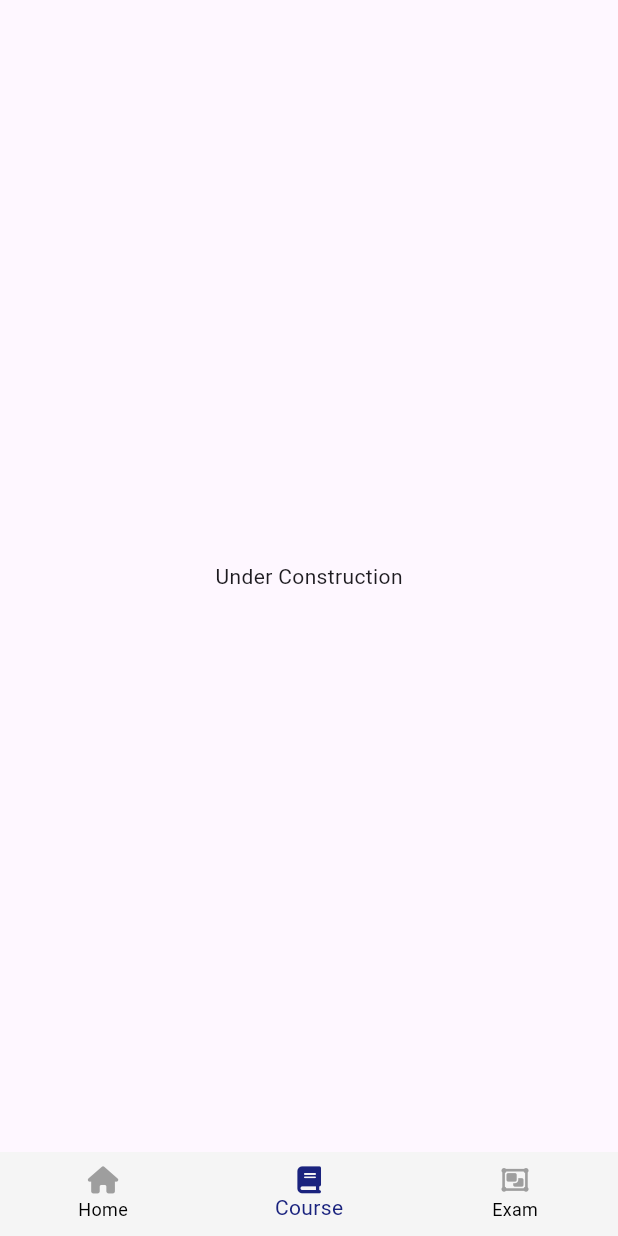
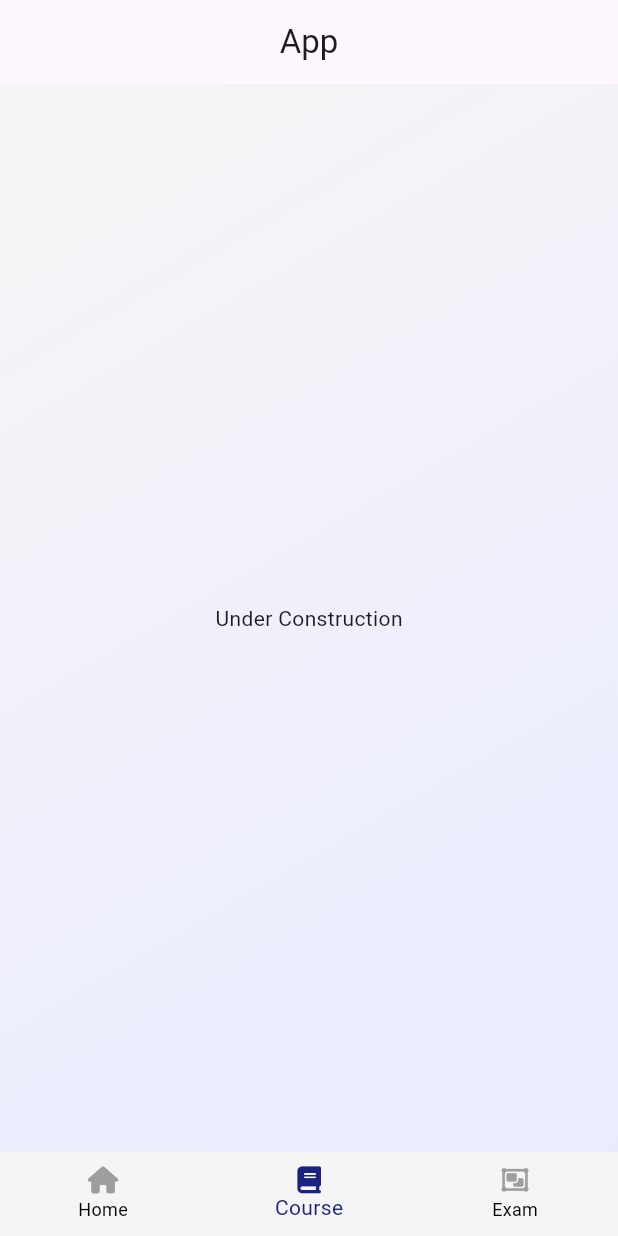
Before and after one commit to mdarafat1570/K-PathShala, a Flutter app: the screen it shows after launch, item 2 of the bottom bar chosen, on a phone screen of 412 x 824 dp. Run offline on Flutter 3.47's test engine with Material 3 defaults, Android fonts, the light colour scheme and no system bars; our stand-ins replace font_awesome_flutter; missing offline and left inert: custom_button_builder.

Commit message:
Liner gradient and color fix

```diff
--- /dev/null
+++ b/lib/Page/Gradientbackground.dart
@@ -0,0 +1,25 @@
+import 'package:flutter/material.dart';
+import 'package:kpathshala/app_theme/app_color.dart';
+
+class GradientBackground extends StatelessWidget {
+  final Widget child;
+
+  const GradientBackground({required this.child, Key? key}) : super(key: key);
+
+  @override
+  Widget build(BuildContext context) {
+    return Container(
+      decoration: const BoxDecoration(
+        gradient: LinearGradient(
+          colors: [
+            AppColor.lightGray, // Start color
+            AppColor.smokeWhite, // End color
+          ],
+          begin: Alignment.topLeft,
+          end: Alignment.bottomRight,
+        ),
+      ),
+      child: child,
+    );
+  }
+}
--- a/lib/app_theme/app_color.dart
+++ b/lib/app_theme/app_color.dart
@@ -32,9 +32,11 @@ class AppColor {
   static const Color closed = Color(0xFF388E3C);
   static const Color notBillable = Color(0xFF9E9E9E);
   static const Color softwhite = Color(0xFF9E9E9E);
+  static const Color smokeWhite = Color(0xFFE9EBFF);
 
   // New colors
-  static const Color deepPurple = Color(0xFF1A237E); // #1A237E
+  static const Color deepPurple = Color(0xFF1A234C); // #1A237E
   static const Color skyBlue = Color(0xFF87CEEB); // #87CEEB
   static const Color lightGray = Color(0xFFF5F5F5); // #F5F5F5
+  static const Color navyblue = Color(0xFF1A237E);
 }
--- a/lib/dashbord/Courses.dart
+++ b/lib/dashbord/Courses.dart
@@ -1,4 +1,5 @@
 import 'package:flutter/material.dart';
+import 'package:kpathshala/Page/Gradientbackground.dart';
 
 class Courses extends StatefulWidget {
   const Courses({super.key});
@@ -11,7 +12,8 @@ class _CoursesState extends State<Courses> {
   @override
   Widget build(BuildContext context) {
     return Scaffold(
-      body: Center(child: Text("Under Construction")),
+      body:
+          GradientBackground(child: Center(child: Text("Under Construction"))),
     );
   }
 }
--- a/lib/dashbord/exam.dart
+++ b/lib/dashbord/exam.dart
@@ -1,4 +1,5 @@
 import 'package:flutter/material.dart';
+import 'package:kpathshala/Page/Gradientbackground.dart';
 
 class Exam extends StatefulWidget {
   const Exam({super.key});
@@ -11,7 +12,8 @@ class _ExamState extends State<Exam> {
   @override
   Widget build(BuildContext context) {
     return Scaffold(
-      body: Center(child: Text("under construction")),
+      body:
+          GradientBackground(child: Center(child: Text("under construction"))),
     );
   }
 }
--- a/lib/dashbord/myhomepage.dart
+++ b/lib/dashbord/myhomepage.dart
@@ -1,4 +1,5 @@
 import 'package:flutter/material.dart';
+import 'package:kpathshala/Page/Gradientbackground.dart';
 import 'package:kpathshala/app_theme/app_color.dart';
 
 class MyHomePage extends StatefulWidget {
@@ -15,11 +16,8 @@ class _MyHomePageState extends State<MyHomePage> {
   Widget build(BuildContext context) {
     return Scaffold(
       backgroundColor: AppColor.accentColor,
-      appBar: AppBar(
-        backgroundColor: Theme.of(context).colorScheme.inversePrimary,
-        title: Text(widget.title),
-      ),
-      body: const Center(
+      body: GradientBackground(
+        child: const Center(
           child: Column(
             mainAxisAlignment: MainAxisAlignment.center,
             children: <Widget>[
@@ -32,6 +30,7 @@ class _MyHomePageState extends State<MyHomePage> {
             ],
           ),
         ),
+      ),
     );
   }
 }
--- a/lib/navigationbar/navigationBar.dart
+++ b/lib/navigationbar/navigationBar.dart
@@ -25,6 +25,10 @@ class _NavigationState extends State<Navigation> {
   @override
   Widget build(BuildContext context) {
     return Scaffold(
+      appBar: AppBar(
+        backgroundColor: Colors.transparent,
+        title: Center(child: Text('App')),
+      ),
       body: Center(
         child: widgetList[countindex],
       ),
@@ -37,7 +41,7 @@ class _NavigationState extends State<Navigation> {
           });
         },
         currentIndex: countindex,
-        selectedItemColor: AppColor.deepPurple,
+        selectedItemColor: AppColor.navyblue,
         unselectedItemColor: Colors.black,
         showSelectedLabels: true,
         showUnselectedLabels: true,
@@ -47,14 +51,14 @@ class _NavigationState extends State<Navigation> {
           BottomNavigationBarItem(
             icon: FaIcon(FontAwesomeIcons.home, color: Colors.grey, size: 18),
             activeIcon: FaIcon(FontAwesomeIcons.home,
-                color: AppColor.deepPurple, size: 18),
+                color: AppColor.navyblue, size: 18),
             label: "Home",
             tooltip: '',
           ),
           BottomNavigationBarItem(
             icon: FaIcon(FontAwesomeIcons.book, color: Colors.grey, size: 18),
             activeIcon: FaIcon(FontAwesomeIcons.book,
-                color: AppColor.deepPurple, size: 18),
+                color: AppColor.navyblue, size: 18),
             label: 'Course',
             tooltip: '',
           ),
@@ -62,7 +66,7 @@ class _NavigationState extends State<Navigation> {
             icon: FaIcon(FontAwesomeIcons.objectGroup,
                 color: Colors.grey, size: 18),
             activeIcon: FaIcon(FontAwesomeIcons.objectGroup,
-                color: AppColor.deepPurple, size: 18),
+                color: AppColor.navyblue, size: 18),
             label: 'Exam',
             tooltip: '',
           ),
```
Also changed, not shown: pubspec.lock. Lines whose indentation alone changed are shown as unchanged.
